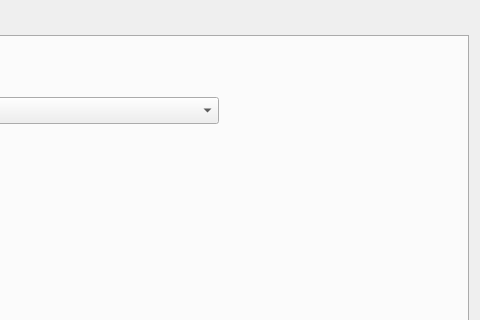
Above: settingsdialog.ui from Positron114514/GunShipVPet before the change; both pictures show x 155 to 635 and y 0 to 320 of the 635 by 459 pixel window. Below: the same form after it.
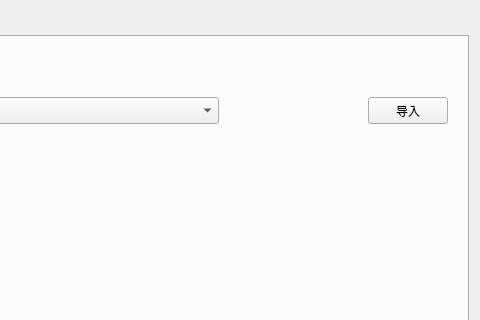
That is the form after the change. The open tabs and pages were chosen to show the change. Custom widgets are drawn as their Qt base class.

What changed in the file:
```diff
--- a/settingsdialog.ui
+++ b/settingsdialog.ui
@@ -228,6 +228,19 @@
         <string>从现有模型</string>
        </property>
       </widget>
+      <widget class="QPushButton" name="importButton">
+       <property name="geometry">
+        <rect>
+         <x>510</x>
+         <y>60</y>
+         <width>80</width>
+         <height>27</height>
+        </rect>
+       </property>
+       <property name="text">
+        <string>导入</string>
+       </property>
+      </widget>
      </widget>
     </widget>
    </item>
```
Left out of the diff: 2 changed lines with no effect on the pictures.
